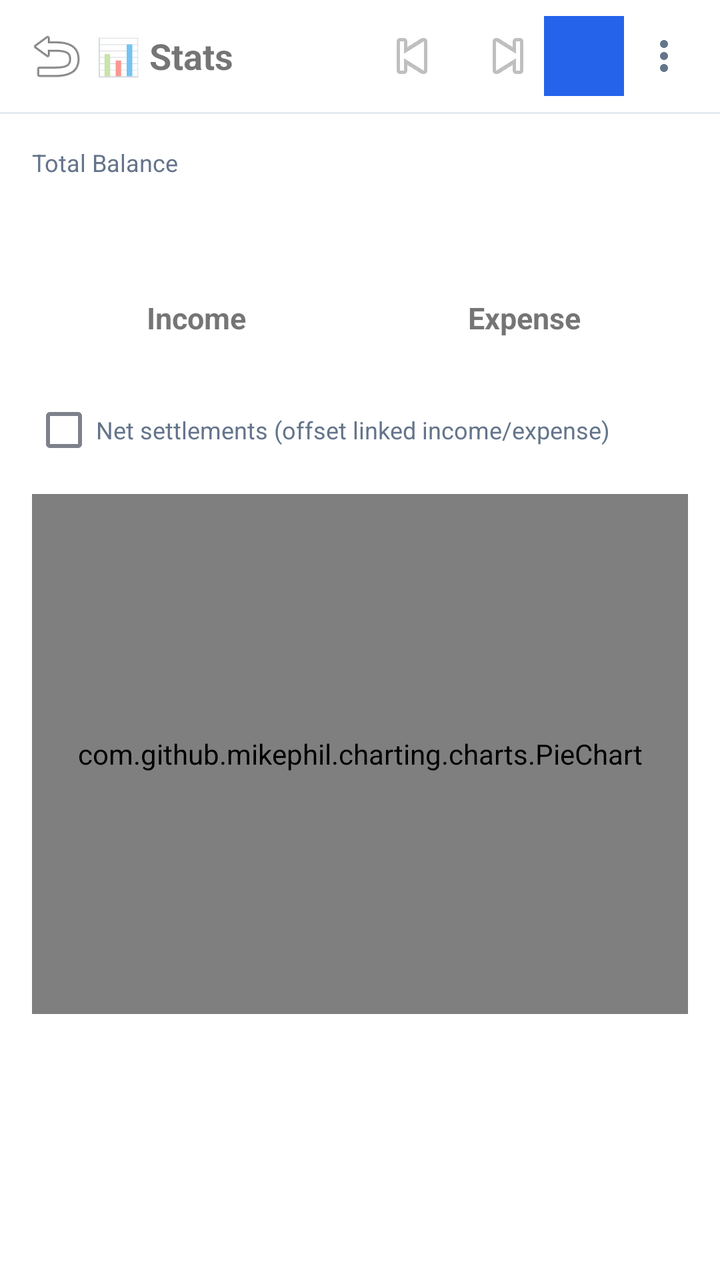
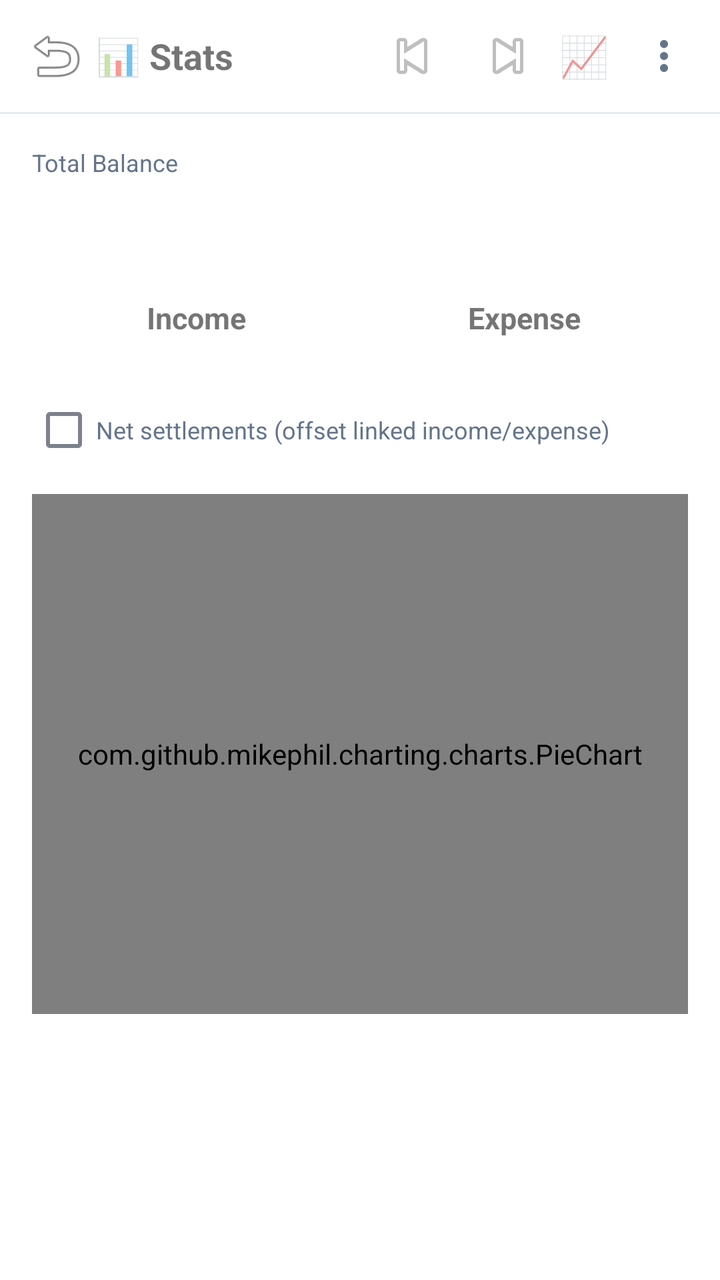

Screens rendered from an Android XML layout before and after an edit, with the pre-edit source and the edit as a unified diff.
<!-- AndroidManifest.xml: application theme Theme.ExpenseOS -->
<!-- res/layout/activity_stats.xml -->
<?xml version="1.0" encoding="utf-8"?>
<LinearLayout xmlns:android="http://schemas.android.com/apk/res/android"
    xmlns:app="http://schemas.android.com/apk/res-auto"
    android:layout_width="match_parent"
    android:layout_height="match_parent"
    android:orientation="vertical"
    android:background="@color/bg_card">

    
    <LinearLayout
        android:layout_width="match_parent"
        android:layout_height="56dp"
        android:gravity="center_vertical"
        android:orientation="horizontal"
        android:paddingHorizontal="8dp">

        <ImageButton
            android:id="@+id/btnStatsBack"
            android:layout_width="40dp"
            android:layout_height="40dp"
            android:background="?attr/selectableItemBackgroundBorderless"
            android:src="@android:drawable/ic_menu_revert" />

        <TextView
            android:layout_width="0dp"
            android:layout_height="wrap_content"
            android:layout_weight="1"
            android:text="📊 Stats"
            android:textSize="18sp"
            android:textStyle="bold" />

        <ImageButton
            android:id="@+id/btnPrevMonth"
            android:layout_width="36dp"
            android:layout_height="36dp"
            android:background="?attr/selectableItemBackgroundBorderless"
            android:src="@android:drawable/ic_media_previous" />

        <TextView
            android:id="@+id/tvStatsMonth"
            android:layout_width="wrap_content"
            android:layout_height="wrap_content"
            android:textSize="16sp"
            android:textStyle="bold"
            android:paddingHorizontal="6dp" />

        <ImageButton
            android:id="@+id/btnNextMonth"
            android:layout_width="36dp"
            android:layout_height="36dp"
            android:background="?attr/selectableItemBackgroundBorderless"
            android:src="@android:drawable/ic_media_next" />

        <ImageButton
            android:id="@+id/btnStatsInsights"
            android:layout_width="40dp"
            android:layout_height="40dp"
            android:background="?attr/selectableItemBackgroundBorderless"
            android:contentDescription="Insights"
            android:src="@drawable/ic_stats"
            app:tint="@color/primary" />

        <ImageButton
            android:id="@+id/btnStatsMenu"
            android:layout_width="40dp"
            android:layout_height="40dp"
            android:background="?attr/selectableItemBackgroundBorderless"
            android:contentDescription="Export"
            android:src="@drawable/ic_more_vert"
            app:tint="@color/text_muted" />
    </LinearLayout>

    <View
        android:layout_width="match_parent"
        android:layout_height="1dp"
        android:background="@color/border" />

    
    <LinearLayout
        android:id="@+id/llStatsFilters"
        android:layout_width="match_parent"
        android:layout_height="wrap_content"
        android:orientation="horizontal"
        android:padding="12dp"
        android:visibility="gone">

        <Spinner
            android:id="@+id/spSeriesFilter"
            android:layout_width="0dp"
            android:layout_height="42dp"
            android:layout_marginEnd="8dp"
            android:layout_weight="1"
            android:background="@drawable/bg_input_box"
            android:paddingHorizontal="10dp" />

        <Spinner
            android:id="@+id/spBookFilter"
            android:layout_width="0dp"
            android:layout_height="42dp"
            android:layout_weight="1"
            android:background="@drawable/bg_input_box"
            android:paddingHorizontal="10dp" />
    </LinearLayout>

    <ScrollView
        android:layout_width="match_parent"
        android:layout_height="match_parent">

        <LinearLayout
            android:layout_width="match_parent"
            android:layout_height="wrap_content"
            android:orientation="vertical"
            android:padding="16dp">

            <TextView
                android:layout_width="wrap_content"
                android:layout_height="wrap_content"
                android:text="Total Balance"
                android:textColor="@color/text_muted"
                android:textSize="12sp" />

            <TextView
                android:id="@+id/tvStatsTotal"
                android:layout_width="wrap_content"
                android:layout_height="wrap_content"
                android:textSize="28sp"
                android:textStyle="bold"
                android:layout_marginBottom="12dp" />

            
            <LinearLayout
                android:layout_width="match_parent"
                android:layout_height="wrap_content"
                android:orientation="horizontal"
                android:layout_marginBottom="12dp">

                <TextView
                    android:id="@+id/tabIncome"
                    android:layout_width="0dp"
                    android:layout_height="wrap_content"
                    android:layout_weight="1"
                    android:gravity="center"
                    android:padding="10dp"
                    android:text="Income"
                    android:textSize="15sp"
                    android:textStyle="bold" />

                <TextView
                    android:id="@+id/tabExpense"
                    android:layout_width="0dp"
                    android:layout_height="wrap_content"
                    android:layout_weight="1"
                    android:gravity="center"
                    android:padding="10dp"
                    android:text="Expense"
                    android:textSize="15sp"
                    android:textStyle="bold" />
            </LinearLayout>

            <CheckBox
                android:id="@+id/cbNetSettlements"
                android:layout_width="wrap_content"
                android:layout_height="wrap_content"
                android:layout_marginBottom="8dp"
                android:text="Net settlements (offset linked income/expense)"
                android:textColor="@color/text_muted"
                android:textSize="12sp" />

            <TextView
                android:id="@+id/tvStatsEmpty"
                android:layout_width="match_parent"
                android:layout_height="wrap_content"
                android:gravity="center"
                android:padding="24dp"
                android:textColor="@color/text_muted"
                android:visibility="gone" />

            <com.github.mikephil.charting.charts.PieChart
                android:id="@+id/pieStats"
                android:layout_width="match_parent"
                android:layout_height="260dp"
                android:layout_marginBottom="8dp" />

            <LinearLayout
            android:id="@+id/rvStatsCategories"
            android:layout_width="match_parent"
            android:layout_height="wrap_content"
            android:orientation="vertical" />
        </LinearLayout>
    </ScrollView>
</LinearLayout>
<!-- resources referenced by this layout -->
<resources>
  <color name="bg_card">#FFFFFF</color>
  <color name="border">#E5EAF2</color>
  <color name="primary">#2563EB</color>
  <color name="text_muted">#64748B</color>
  <!-- drawable ic_stats: png bitmap (drawable, 13257 bytes) -->
  <style name="Theme.ExpenseOS" parent="Theme.MaterialComponents.DayNight.NoActionBar">
          <item name="colorPrimary">@color/primary</item>
          <item name="colorPrimaryVariant">@color/primary_dark</item>
          <item name="colorPrimaryDark">@color/primary_dark</item>
          <item name="colorOnPrimary">@color/on_primary</item>
          <item name="colorSecondary">@color/secondary</item>
          <item name="colorSecondaryVariant">@color/secondary_dark</item>
          <item name="colorOnSecondary">@color/on_primary</item>
          <item name="colorAccent">@color/primary</item>
          <item name="colorSurface">@color/surface</item>
          <item name="colorOnSurface">@color/text</item>
          <item name="colorOnBackground">@color/text</item>
          <item name="colorError">@color/danger</item>
          <item name="android:colorBackground">@color/bg</item>
          <item name="android:windowBackground">@color/bg</item>
  
          <item name="android:textColorPrimary">@color/text</item>
          <item name="android:textColorSecondary">@color/text_muted</item>
          <item name="android:textColorHint">@color/text_hint</item>
          <item name="android:fontFamily">sans-serif</item>
          <item name="fontFamily">sans-serif</item>
  
          
          <item name="android:statusBarColor">@color/bg</item>
          <item name="android:navigationBarColor">@color/nav_bg</item>
          <item name="android:windowLightStatusBar">true</item>
          <item name="android:windowLightNavigationBar" tools:targetApi="o_mr1">true</item>
          <item name="android:forceDarkAllowed" tools:targetApi="q">false</item>
  
          
          <item name="editTextStyle">@style/Widget.ExpenseOS.EditText</item>
          <item name="materialAlertDialogTheme">@style/ThemeOverlay.ExpenseOS.Dialog</item>
          <item name="bottomSheetDialogTheme">@style/ThemeOverlay.ExpenseOS.BottomSheet</item>
          <item name="android:windowAnimationStyle">@style/Animation.ExpenseOS.Window</item>
          <item name="android:windowActivityTransitions">true</item>
          <item name="android:windowContentTransitions">true</item>
      </style>
  <color name="surface_2">#F1F5F9</color>
  <color name="primary_dark">#1D4ED8</color>
  <color name="on_primary">#FFFFFF</color>
  <color name="secondary">#0F766E</color>
  <color name="secondary_dark">#115E59</color>
  <color name="surface">#FFFFFF</color>
  <color name="text">#0F172A</color>
  <color name="danger">#E11D48</color>
  <color name="bg">#F5F7FB</color>
  <color name="text_hint">#94A3B8</color>
  <color name="nav_bg">#FFFFFF</color>
  <style name="ThemeOverlay.ExpenseOS.BottomSheet" parent="ThemeOverlay.MaterialComponents.BottomSheetDialog">
          <item name="bottomSheetStyle">@style/Widget.ExpenseOS.BottomSheet</item>
      </style>
  <dimen name="type_body">14sp</dimen>
  <dimen name="input_height">50dp</dimen>
  <style name="ShapeAppearance.ExpenseOS.Dialog" parent="ShapeAppearance.MaterialComponents.MediumComponent">
          <item name="cornerFamily">rounded</item>
          <item name="cornerSize">26dp</item>
      </style>
  <!-- unchanged entries left out for length: 7 -->
</resources>

<!-- the commit's change to res/layout/activity_stats.xml (unified diff, before → after) -->
@@ -27,7 +27,9 @@
             android:layout_weight="1"
             android:text="📊 Stats"
             android:textSize="18sp"
-            android:textStyle="bold" />
+            android:textStyle="bold"
+            android:maxLines="1"
+            android:ellipsize="end" />
 
         <ImageButton
             android:id="@+id/btnPrevMonth"
@@ -51,14 +53,17 @@
             android:background="?attr/selectableItemBackgroundBorderless"
             android:src="@android:drawable/ic_media_next" />
 
-        <ImageButton
+        <TextView
             android:id="@+id/btnStatsInsights"
             android:layout_width="40dp"
             android:layout_height="40dp"
+            android:gravity="center"
             android:background="?attr/selectableItemBackgroundBorderless"
+            android:clickable="true"
+            android:focusable="true"
             android:contentDescription="Insights"
-            android:src="@drawable/ic_stats"
-            app:tint="@color/primary" />
+            android:text="📈"
+            android:textSize="20sp" />
 
         <ImageButton
             android:id="@+id/btnStatsMenu"
@@ -182,10 +187,10 @@
                 android:layout_marginBottom="8dp" />
 
             <LinearLayout
-            android:id="@+id/rvStatsCategories"
-            android:layout_width="match_parent"
-            android:layout_height="wrap_content"
-            android:orientation="vertical" />
+                android:id="@+id/rvStatsCategories"
+                android:layout_width="match_parent"
+                android:layout_height="wrap_content"
+                android:orientation="vertical" />
         </LinearLayout>
     </ScrollView>
 </LinearLayout>
<!-- resource entries referenced after the edit -->
@@ -4,7 +4,6 @@
   <color name="border">#E5EAF2</color>
   <color name="primary">#2563EB</color>
   <color name="text_muted">#64748B</color>
-  <!-- drawable ic_stats: png bitmap (drawable, 13257 bytes) -->
   <style name="Theme.ExpenseOS" parent="Theme.MaterialComponents.DayNight.NoActionBar">
           <item name="colorPrimary">@color/primary</item>
           <item name="colorPrimaryVariant">@color/primary_dark</item>
@@ -38,6 +37,7 @@
           <item name="editTextStyle">@style/Widget.ExpenseOS.EditText</item>
           <item name="materialAlertDialogTheme">@style/ThemeOverlay.ExpenseOS.Dialog</item>
           <item name="bottomSheetDialogTheme">@style/ThemeOverlay.ExpenseOS.BottomSheet</item>
+          <item name="materialTimePickerTheme">@style/ThemeOverlay.ExpenseOS.TimePicker</item>
           <item name="android:windowAnimationStyle">@style/Animation.ExpenseOS.Window</item>
           <item name="android:windowActivityTransitions">true</item>
           <item name="android:windowContentTransitions">true</item>
@@ -56,6 +56,13 @@
   <style name="ThemeOverlay.ExpenseOS.BottomSheet" parent="ThemeOverlay.MaterialComponents.BottomSheetDialog">
           <item name="bottomSheetStyle">@style/Widget.ExpenseOS.BottomSheet</item>
       </style>
+  <style name="ThemeOverlay.ExpenseOS.TimePicker" parent="ThemeOverlay.MaterialComponents.TimePicker">
+          <item name="colorPrimary">@color/primary</item>
+          <item name="colorOnPrimary">@color/on_primary</item>
+          <item name="colorSurface">@color/surface</item>
+          <item name="colorOnSurface">@color/text</item>
+          <item name="shapeAppearanceMediumComponent">@style/ShapeAppearance.ExpenseOS.Dialog</item>
+      </style>
   <dimen name="type_body">14sp</dimen>
   <dimen name="input_height">50dp</dimen>
   <style name="ShapeAppearance.ExpenseOS.Dialog" parent="ShapeAppearance.MaterialComponents.MediumComponent">
